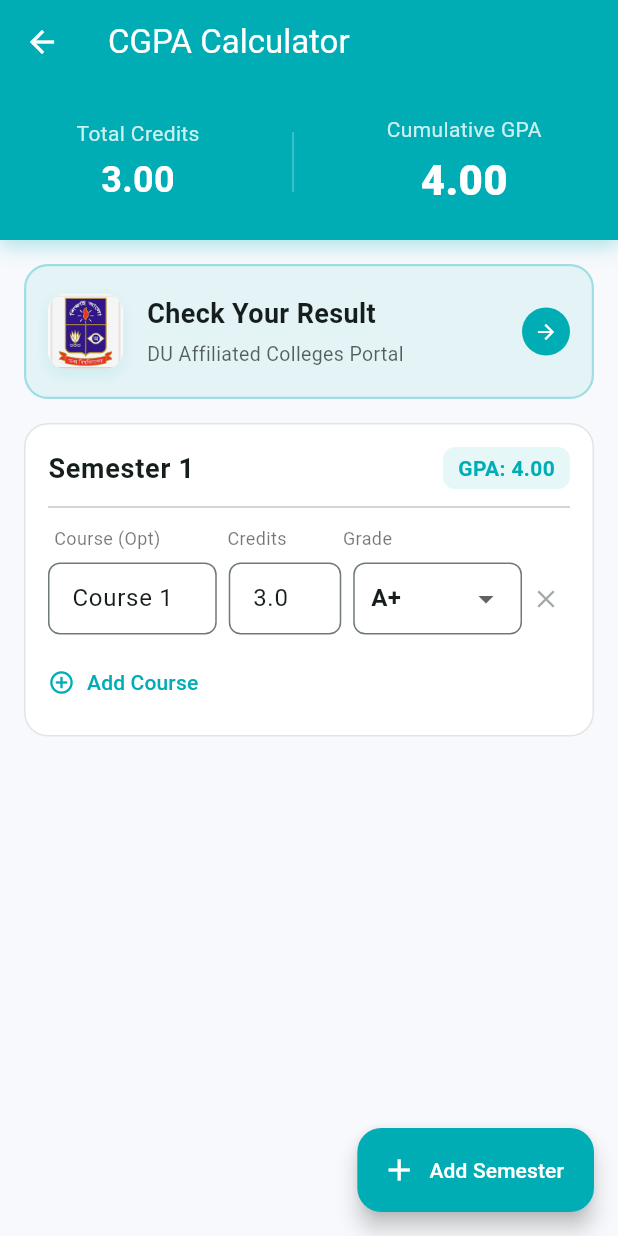
After one commit to ImranHasan13421/ShEC-CSE, a Flutter app: the CGPACalculatorScreen screen opened directly, on a phone screen of 412 x 824 dp. The commit adds this screen. Run offline on Flutter 3.47's test engine with Material 3 defaults, Android fonts, the phone set to English and light mode, and no system bars; our stand-ins replace image_cropper, image_picker.

Commit message:
Updating Screens

```diff
--- /dev/null
+++ b/lib/screens/cgpa_calculator_screen.dart
@@ -0,0 +1,404 @@
+import 'package:flutter/material.dart';
+import 'package:url_launcher/url_launcher.dart'; // Required for making the link clickable
+
+// --- Data Models ---
+class CourseData {
+  String name;
+  double credit;
+  double grade;
+
+  CourseData({this.name = '', this.credit = 3.0, this.grade = 4.0});
+}
+
+class SemesterData {
+  String name;
+  List<CourseData> courses;
+
+  SemesterData({required this.name, required this.courses});
+
+  double get semesterGPA {
+    double totalPoints = 0;
+    double totalCredits = 0;
+    for (var course in courses) {
+      totalPoints += (course.credit * course.grade);
+      totalCredits += course.credit;
+    }
+    return totalCredits == 0 ? 0.0 : totalPoints / totalCredits;
+  }
+
+  double get semesterCredits {
+    return courses.fold(0, (sum, course) => sum + course.credit);
+  }
+}
+
+class CGPACalculatorScreen extends StatefulWidget {
+  const CGPACalculatorScreen({super.key});
+
+  @override
+  State<CGPACalculatorScreen> createState() => _CGPACalculatorScreenState();
+}
+
+class _CGPACalculatorScreenState extends State<CGPACalculatorScreen> {
+  // Initialize with one semester and one course
+  List<SemesterData> semesters = [
+    SemesterData(name: 'Semester 1', courses: [CourseData(name: 'Course 1')])
+  ];
+
+  // Standard UGC Grading Scale for Dropdowns
+  final Map<String, double> gradeScale = {
+    'A+ (80-100%)': 4.00,
+    'A  (75-79%)': 3.75,
+    'A- (70-74%)': 3.50,
+    'B+ (65-69%)': 3.25,
+    'B  (60-64%)': 3.00,
+    'B- (55-59%)': 2.75,
+    'C+ (50-54%)': 2.50,
+    'C  (45-49%)': 2.25,
+    'D  (40-44%)': 2.00,
+    'F  (0-39%)': 0.00,
+  };
+
+  // --- Calculation Logic ---
+  double get overallCGPA {
+    double totalPoints = 0;
+    double totalCredits = 0;
+    for (var sem in semesters) {
+      for (var course in sem.courses) {
+        totalPoints += (course.credit * course.grade);
+        totalCredits += course.credit;
+      }
+    }
+    return totalCredits == 0 ? 0.0 : totalPoints / totalCredits;
+  }
+
+  double get overallCredits {
+    double total = 0;
+    for (var sem in semesters) {
+      total += sem.semesterCredits;
+    }
+    return total;
+  }
+
+  void _addSemester() {
+    setState(() {
+      semesters.add(SemesterData(
+          name: 'Semester ${semesters.length + 1}',
+          courses: [CourseData(name: 'Course 1')]));
+    });
+  }
+
+  void _addCourse(int semesterIndex) {
+    setState(() {
+      semesters[semesterIndex].courses.add(CourseData(
+          name: 'Course ${semesters[semesterIndex].courses.length + 1}'));
+    });
+  }
+
+  void _removeCourse(int semIndex, int courseIndex) {
+    setState(() {
+      semesters[semIndex].courses.removeAt(courseIndex);
+    });
+  }
+
+  void _removeSemester(int semIndex) {
+    setState(() {
+      semesters.removeAt(semIndex);
+    });
+  }
+
+  // Helper method to open the Result portal in the external browser
+  Future<void> _launchURL(String urlString) async {
+    final Uri url = Uri.parse(urlString);
+    if (!await launchUrl(url, mode: LaunchMode.externalApplication)) {
+      debugPrint('Could not launch $urlString');
+    }
+  }
+
+  @override
+  Widget build(BuildContext context) {
+    final colors = Theme.of(context).colorScheme;
+
+    return Scaffold(
+      appBar: AppBar(
+        title: const Text('CGPA Calculator'),
+      ),
+      body: Column(
+        children: [
+          // Sticky Header for Overall Result
+          Container(
+            padding: const EdgeInsets.all(20),
+            decoration: BoxDecoration(
+              color: colors.primary,
+              boxShadow: [
+                BoxShadow(
+                  color: colors.primary.withOpacity(0.3),
+                  blurRadius: 10,
+                  offset: const Offset(0, 4),
+                )
+              ],
+            ),
+            child: Row(
+              mainAxisAlignment: MainAxisAlignment.spaceAround,
+              children: [
+                Column(
+                  children: [
+                    Text('Total Credits', style: TextStyle(color: Colors.white.withOpacity(0.8), fontSize: 14)),
+                    const SizedBox(height: 4),
+                    Text(overallCredits.toStringAsFixed(2), style: const TextStyle(color: Colors.white, fontSize: 24, fontWeight: FontWeight.bold)),
+                  ],
+                ),
+                Container(width: 1, height: 40, color: Colors.white30),
+                Column(
+                  children: [
+                    Text('Cumulative GPA', style: TextStyle(color: Colors.white.withOpacity(0.8), fontSize: 14)),
+                    const SizedBox(height: 4),
+                    Text(overallCGPA.toStringAsFixed(2), style: const TextStyle(color: Colors.white, fontSize: 28, fontWeight: FontWeight.w900)),
+                  ],
+                ),
+              ],
+            ),
+          ),
+
+          // --- NEW: Check Result Button Banner ---
+          Padding(
+            padding: const EdgeInsets.fromLTRB(16, 16, 16, 0),
+            child: _buildResultButton(context),
+          ),
+
+          // List of Semesters
+          Expanded(
+            child: ListView.builder(
+              padding: const EdgeInsets.all(16),
+              itemCount: semesters.length,
+              itemBuilder: (context, semIndex) {
+                return _buildSemesterCard(context, semIndex, colors);
+              },
+            ),
+          ),
+        ],
+      ),
+      floatingActionButton: FloatingActionButton.extended(
+        onPressed: _addSemester,
+        backgroundColor: colors.primary,
+        foregroundColor: Colors.white,
+        icon: const Icon(Icons.add),
+        label: const Text('Add Semester'),
+      ),
+    );
+  }
+
+  // --- The Custom Result Button Widget ---
+  Widget _buildResultButton(BuildContext context) {
+    final colors = Theme.of(context).colorScheme;
+    return Card(
+      elevation: 0,
+      margin: EdgeInsets.zero,
+      color: colors.primary.withOpacity(0.08),
+      shape: RoundedRectangleBorder(
+        borderRadius: BorderRadius.circular(16),
+        side: BorderSide(color: colors.primary.withOpacity(0.3), width: 1.5),
+      ),
+      child: InkWell(
+        onTap: () => _launchURL('https://ducmc.du.ac.bd/result.php'),
+        borderRadius: BorderRadius.circular(16),
+        child: Padding(
+          padding: const EdgeInsets.symmetric(horizontal: 16.0, vertical: 20.0),
+          child: Row(
+            children: [
+              // Image/Icon Container
+              Container(
+                width: 50,
+                height: 50,
+                decoration: BoxDecoration(
+                  color: Colors.white,
+                  borderRadius: BorderRadius.circular(12),
+                  boxShadow: [
+                    BoxShadow(color: colors.primary.withOpacity(0.1), blurRadius: 8, offset: const Offset(0, 4)),
+                  ],
+                ),
+                child: ClipRRect(
+                  borderRadius: BorderRadius.circular(12),
+                  child: Image.asset(
+                    'assets/branding/ducmc.png',
+                    fit: BoxFit.cover,
+                  ),
+                ),
+              ),
+              const SizedBox(width: 16),
+              Expanded(
+                child: Column(
+                  crossAxisAlignment: CrossAxisAlignment.start,
+                  children: [
+                    Text(
+                      'Check Your Result',
+                      style: TextStyle(fontSize: 18, fontWeight: FontWeight.bold, color: colors.onSurface),
+                    ),
+                    const SizedBox(height: 4),
+                    Text(
+                      'DU Affiliated Colleges Portal',
+                      style: TextStyle(color: colors.onSurface.withOpacity(0.7), fontSize: 13),
+                    ),
+                  ],
+                ),
+              ),
+              Container(
+                padding: const EdgeInsets.all(8),
+                decoration: BoxDecoration(
+                  color: colors.primary,
+                  shape: BoxShape.circle,
+                ),
+                child: const Icon(Icons.arrow_forward, size: 16, color: Colors.white),
+              ),
+            ],
+          ),
+        ),
+      ),
+    );
+  }
+
+  Widget _buildSemesterCard(BuildContext context, int semIndex, ColorScheme colors) {
+    final semester = semesters[semIndex];
+
+    return Card(
+      margin: const EdgeInsets.only(bottom: 24),
+      elevation: 0,
+      color: colors.surface,
+      shape: RoundedRectangleBorder(
+        borderRadius: BorderRadius.circular(16),
+        side: BorderSide(color: colors.outline.withOpacity(0.2), width: 1),
+      ),
+      child: Padding(
+        padding: const EdgeInsets.all(16.0),
+        child: Column(
+          crossAxisAlignment: CrossAxisAlignment.start,
+          children: [
+            // Semester Header
+            Row(
+              mainAxisAlignment: MainAxisAlignment.spaceBetween,
+              children: [
+                Expanded(
+                  child: TextFormField(
+                    initialValue: semester.name,
+                    style: const TextStyle(fontSize: 18, fontWeight: FontWeight.bold),
+                    decoration: const InputDecoration(border: InputBorder.none, isDense: true, contentPadding: EdgeInsets.zero),
+                    onChanged: (val) => semester.name = val,
+                  ),
+                ),
+                Container(
+                  padding: const EdgeInsets.symmetric(horizontal: 10, vertical: 4),
+                  decoration: BoxDecoration(color: colors.primary.withOpacity(0.1), borderRadius: BorderRadius.circular(8)),
+                  child: Text('GPA: ${semester.semesterGPA.toStringAsFixed(2)}', style: TextStyle(color: colors.primary, fontWeight: FontWeight.bold)),
+                ),
+                if (semesters.length > 1)
+                  IconButton(
+                    icon: Icon(Icons.delete_outline, color: colors.error),
+                    onPressed: () => _removeSemester(semIndex),
+                    padding: const EdgeInsets.only(left: 8),
+                    constraints: const BoxConstraints(),
+                  )
+              ],
+            ),
+            const Divider(height: 24),
+
+            // Header Row for Courses
+            Padding(
+              padding: const EdgeInsets.only(bottom: 8.0, left: 4, right: 4),
+              child: Row(
+                children: [
+                  Expanded(flex: 3, child: Text('Course (Opt)', style: TextStyle(fontSize: 12, color: colors.onSurface.withOpacity(0.6)))),
+                  Expanded(flex: 2, child: Text('Credits', style: TextStyle(fontSize: 12, color: colors.onSurface.withOpacity(0.6)))),
+                  Expanded(flex: 3, child: Text('Grade', style: TextStyle(fontSize: 12, color: colors.onSurface.withOpacity(0.6)))),
+                  const SizedBox(width: 32), // Space for delete icon
+                ],
+              ),
+            ),
+
+            // Courses List
+            ...List.generate(semester.courses.length, (courseIndex) {
+              final course = semester.courses[courseIndex];
+              return Padding(
+                padding: const EdgeInsets.only(bottom: 12.0),
+                child: Row(
+                  children: [
+                    // Course Name
+                    Expanded(
+                      flex: 3,
+                      child: TextFormField(
+                        initialValue: course.name,
+                        decoration: InputDecoration(
+                          isDense: true,
+                          contentPadding: const EdgeInsets.symmetric(horizontal: 12, vertical: 12),
+                          border: OutlineInputBorder(borderRadius: BorderRadius.circular(8)),
+                        ),
+                        onChanged: (val) => course.name = val,
+                      ),
+                    ),
+                    const SizedBox(width: 8),
+
+                    // Typable Credits Field
+                    Expanded(
+                      flex: 2,
+                      child: TextFormField(
+                        initialValue: course.credit.toString(),
+                        keyboardType: const TextInputType.numberWithOptions(decimal: true),
+                        decoration: InputDecoration(
+                          isDense: true,
+                          contentPadding: const EdgeInsets.symmetric(horizontal: 12, vertical: 12),
+                          border: OutlineInputBorder(borderRadius: BorderRadius.circular(8)),
+                        ),
+                        onChanged: (val) {
+                          setState(() {
+                            // Safely convert text to double. If blank or invalid, default to 0.0
+                            course.credit = double.tryParse(val) ?? 0.0;
+                          });
+                        },
+                      ),
+                    ),
+
+                    const SizedBox(width: 8),
+                    // Grade Dropdown
+                    Expanded(
+                      flex: 3,
+                      child: DropdownButtonFormField<double>(
+                        value: course.grade,
+                        isExpanded: true,
+                        decoration: InputDecoration(
+                          isDense: true,
+                          contentPadding: const EdgeInsets.symmetric(horizontal: 8, vertical: 12),
+                          border: OutlineInputBorder(borderRadius: BorderRadius.circular(8)),
+                        ),
+                        items: gradeScale.entries.map((entry) {
+                          return DropdownMenuItem(value: entry.value, child: Text(entry.key.split(' ')[0], style: const TextStyle(fontWeight: FontWeight.bold)));
+                        }).toList(),
+                        onChanged: (val) {
+                          if (val != null) setState(() => course.grade = val);
+                        },
+                      ),
+                    ),
+                    // Delete Course Button
+                    SizedBox(
+                      width: 32,
+                      child: IconButton(
+                        icon: Icon(Icons.close, size: 20, color: colors.onSurface.withOpacity(0.4)),
+                        onPressed: semester.courses.length > 1 ? () => _removeCourse(semIndex, courseIndex) : null,
+                        padding: EdgeInsets.zero,
+                      ),
+                    ),
+                  ],
+                ),
+              );
+            }),
+
+            // Add Course Button
+            TextButton.icon(
+              onPressed: () => _addCourse(semIndex),
+              icon: const Icon(Icons.add_circle_outline, size: 18),
+              label: const Text('Add Course'),
+              style: TextButton.styleFrom(padding: EdgeInsets.zero, tapTargetSize: MaterialTapTargetSize.shrinkWrap),
+            ),
+          ],
+        ),
+      ),
+    );
+  }
+}
--- a/lib/screens/main_screen.dart
+++ b/lib/screens/main_screen.dart
@@ -12,6 +12,7 @@ import 'messenger_screen.dart';
 import 'club_screen.dart';
 import 'gallery_screen.dart';
 import 'profile_screen.dart';
+import 'cgpa_calculator_screen.dart';
 
 class HomeLayout extends StatefulWidget {
   const HomeLayout({super.key});
@@ -183,6 +184,15 @@ class _HomeLayoutState extends State<HomeLayout> {
               Navigator.push(context, MaterialPageRoute(builder: (_) => const GalleryScreen()));
             },
           ),
+          ListTile(
+            leading: const Icon(Icons.calculate),
+            title: const Text('CGPA Calculator'),
+            onTap: () {
+              Navigator.pop(context);
+              Navigator.push(context, MaterialPageRoute(builder: (_) => const CGPACalculatorScreen()));
+            },
+          ),
+          const Divider(), // Existing divider before Log Out
           const Divider(),
           ListTile(
             leading: const Icon(Icons.logout, color: Colors.redAccent),
--- a/pubspec.yaml
+++ b/pubspec.yaml
@@ -26,9 +26,11 @@ dev_dependencies:
 flutter:
   uses-material-design: true
   assets:
+    - assets/branding/
     - assets/branding/logo.png
     - assets/branding/cpc.jpg
     - assets/branding/splash.gif
+    - assets/branding/ducmc.png
     - assets/committee_members/saifur.jpg
     - assets/committee_members/tanvir.jpg
     - assets/committee_members/imran.jpg
```
Also changed, not shown: assets/branding/ducmc.png (added).
